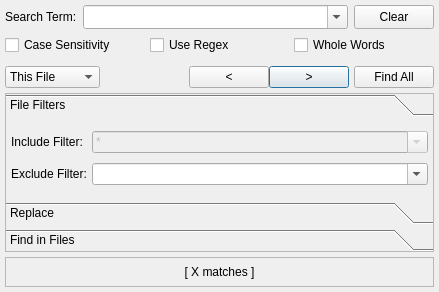
GAMS-dev/studio, file src/search/searchdialog.ui: the form before one commit.
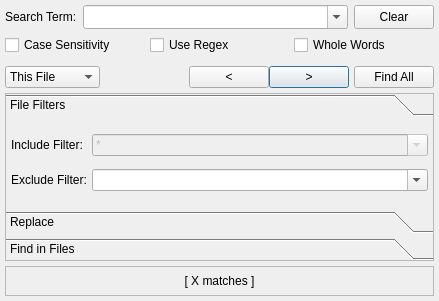
The form after the commit.

Commit message:
enabled path input field and button
added "Invalid Path" feedback when using "Folder" scope
code cleanup

The edit to the form file:
```diff
--- a/src/search/searchdialog.ui
+++ b/src/search/searchdialog.ui
@@ -7,7 +7,7 @@
     <x>0</x>
     <y>0</y>
     <width>439</width>
-    <height>292</height>
+    <height>301</height>
    </rect>
   </property>
   <property name="sizePolicy">
@@ -79,7 +79,7 @@
         <x>0</x>
         <y>0</y>
         <width>427</width>
-        <height>73</height>
+        <height>68</height>
        </rect>
       </property>
       <property name="sizePolicy">
@@ -782,6 +782,9 @@
      <property name="alignment">
       <set>Qt::AlignCenter</set>
      </property>
+     <property name="wordWrap">
+      <bool>true</bool>
+     </property>
      <property name="margin">
       <number>2</number>
      </property>
```
Left out of the diff: 6 changed lines with no effect on the pictures. The commit also changes 6 other files.
